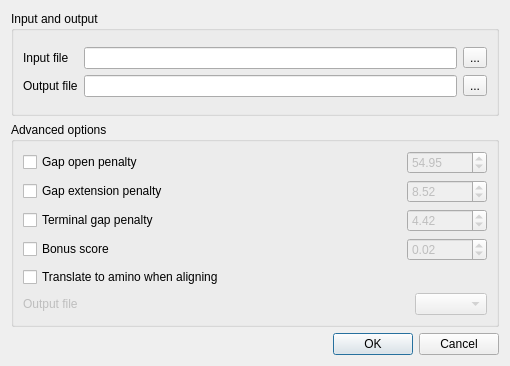
Before: the Qt Designer form src/plugins/external_tool_support/src/kalign/KalignSupportRunDialog.ui in ugeneunipro/ugene, drawn with Qt 5.
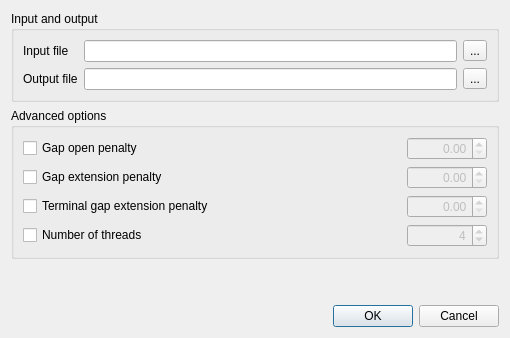
After: the same form once the commit is applied.

Commit message: Rework KalignDialog

```diff
--- a/src/plugins/external_tool_support/src/kalign/KalignSupportRunDialog.ui
+++ b/src/plugins/external_tool_support/src/kalign/KalignSupportRunDialog.ui
@@ -7,7 +7,7 @@
     <x>0</x>
     <y>0</y>
     <width>510</width>
-    <height>366</height>
+    <height>338</height>
    </rect>
   </property>
   <property name="sizePolicy">
@@ -45,8 +45,6 @@
        <property name="title">
         <string>Input and output</string>
        </property>
-       <layout class="QGridLayout" name="gridLayout_3">
-        <item row="0" column="0">
          <layout class="QGridLayout" name="gridLayout_2">
           <item row="0" column="0">
            <widget class="QLabel" name="inputFileLabel">
@@ -83,8 +81,6 @@
            </widget>
           </item>
          </layout>
-        </item>
-       </layout>
       </widget>
      </item>
      <item>
@@ -98,15 +94,9 @@
        <property name="title">
         <string>Advanced options</string>
        </property>
-       <layout class="QGridLayout" name="gridLayout_10">
+       <layout class="QGridLayout" name="gridLayout">
         <item row="0" column="0">
-         <layout class="QGridLayout" name="gridLayout_9">
-          <item row="0" column="0">
-           <layout class="QGridLayout" name="gridLayout_8">
-            <item row="0" column="0">
-             <layout class="QGridLayout" name="gridLayout_6">
-              <item row="0" column="0">
-               <widget class="QCheckBox" name="gapOpenCheckBox">
+         <widget class="QCheckBox" name="gapOpenPenaltyCheckBox">
                 <property name="enabled">
                  <bool>true</bool>
                 </property>
@@ -115,7 +105,7 @@
                 </property>
                </widget>
               </item>
-              <item row="0" column="1">
+        <item row="0" column="1" colspan="3">
                <spacer name="horizontalSpacer_3">
                 <property name="orientation">
                  <enum>Qt::Horizontal</enum>
@@ -128,8 +118,8 @@
                 </property>
                </spacer>
               </item>
-              <item row="0" column="2">
-               <widget class="QDoubleSpinBox" name="gapOpenSpinBox">
+        <item row="0" column="4">
+         <widget class="QDoubleSpinBox" name="gapOpenPenaltySpinBox">
                 <property name="enabled">
                  <bool>false</bool>
                 </property>
@@ -139,19 +129,18 @@
                   <height>0</height>
                  </size>
                 </property>
+          <property name="alignment">
+           <set>Qt::AlignRight|Qt::AlignTrailing|Qt::AlignVCenter</set>
+          </property>
                 <property name="maximum">
                  <double>1000.000000000000000</double>
                 </property>
                 <property name="value">
-                 <double>54.950000000000003</double>
+           <double>0.000000000000000</double>
                 </property>
                </widget>
               </item>
-             </layout>
-            </item>
-            <item row="1" column="0">
-             <layout class="QGridLayout" name="gridLayout_7">
-              <item row="0" column="0">
+        <item row="1" column="0" colspan="2">
                <widget class="QCheckBox" name="gapExtensionPenaltyCheckBox">
                 <property name="enabled">
                  <bool>true</bool>
@@ -161,7 +150,7 @@
                 </property>
                </widget>
               </item>
-              <item row="0" column="1">
+        <item row="1" column="2" colspan="2">
                <spacer name="horizontalSpacer_4">
                 <property name="orientation">
                  <enum>Qt::Horizontal</enum>
@@ -174,7 +163,7 @@
                 </property>
                </spacer>
               </item>
-              <item row="0" column="2">
+        <item row="1" column="4">
                <widget class="QDoubleSpinBox" name="gapExtensionPenaltySpinBox">
                 <property name="enabled">
                  <bool>false</bool>
@@ -185,29 +174,28 @@
                   <height>0</height>
                  </size>
                 </property>
+          <property name="alignment">
+           <set>Qt::AlignRight|Qt::AlignTrailing|Qt::AlignVCenter</set>
+          </property>
                 <property name="maximum">
                  <double>1000.000000000000000</double>
                 </property>
                 <property name="value">
-                 <double>8.520000000000000</double>
+           <double>0.000000000000000</double>
                 </property>
                </widget>
               </item>
-             </layout>
-            </item>
-            <item row="2" column="0">
-             <layout class="QGridLayout" name="gridLayout_5">
-              <item row="0" column="0">
-               <widget class="QCheckBox" name="terminalGapCheckBox">
+        <item row="2" column="0" colspan="3">
+         <widget class="QCheckBox" name="terminalGapExtensionPenaltyCheckBox">
                 <property name="enabled">
                  <bool>true</bool>
                 </property>
                 <property name="text">
-                 <string>Terminal gap penalty</string>
+           <string>Terminal gap extension penalty</string>
                 </property>
                </widget>
               </item>
-              <item row="0" column="1">
+        <item row="2" column="3">
                <spacer name="horizontalSpacer_5">
                 <property name="orientation">
                  <enum>Qt::Horizontal</enum>
@@ -220,8 +208,8 @@
                 </property>
                </spacer>
               </item>
-              <item row="0" column="2">
-               <widget class="QDoubleSpinBox" name="terminalGapSpinBox">
+        <item row="2" column="4">
+         <widget class="QDoubleSpinBox" name="terminalGapExtensionPenaltySpinBox">
                 <property name="enabled">
                  <bool>false</bool>
                 </property>
@@ -231,85 +219,26 @@
                   <height>0</height>
                  </size>
                 </property>
+          <property name="alignment">
+           <set>Qt::AlignRight|Qt::AlignTrailing|Qt::AlignVCenter</set>
+          </property>
                 <property name="maximum">
                  <double>1000.000000000000000</double>
                 </property>
                 <property name="value">
-                 <double>4.420000000000000</double>
-                </property>
-               </widget>
-              </item>
-             </layout>
+           <double>0.000000000000000</double>
+          </property>
+         </widget>
             </item>
             <item row="3" column="0">
-             <layout class="QGridLayout" name="gridLayout">
-              <item row="0" column="0">
-               <widget class="QCheckBox" name="bonusScoreCheckBox">
-                <property name="enabled">
-                 <bool>true</bool>
-                </property>
+         <widget class="QCheckBox" name="threadCountCheckBox">
                 <property name="text">
-                 <string>Bonus score</string>
+           <string>Number of threads</string>
                 </property>
                </widget>
               </item>
-              <item row="0" column="1">
-               <spacer name="horizontalSpacer_6">
-                <property name="orientation">
-                 <enum>Qt::Horizontal</enum>
-                </property>
-                <property name="sizeHint" stdset="0">
-                 <size>
-                  <width>255</width>
-                  <height>17</height>
-                 </size>
-                </property>
-               </spacer>
-              </item>
-              <item row="0" column="2">
-               <widget class="QDoubleSpinBox" name="bonusScoreSpinBox">
-                <property name="enabled">
-                 <bool>false</bool>
-                </property>
-                <property name="minimumSize">
-                 <size>
-                  <width>80</width>
-                  <height>0</height>
-                 </size>
-                </property>
-                <property name="maximum">
-                 <double>1000.000000000000000</double>
-                </property>
-                <property name="value">
-                 <double>0.020000000000000</double>
-                </property>
-               </widget>
-              </item>
-             </layout>
-            </item>
-           </layout>
-          </item>
-          <item row="1" column="0">
-           <widget class="QCheckBox" name="translateCheckBox">
-            <property name="text">
-             <string>Translate to amino when aligning</string>
-            </property>
-           </widget>
-          </item>
-          <item row="2" column="0">
-           <layout class="QGridLayout" name="gridLayout_4">
-            <item row="0" column="0">
-             <widget class="QLabel" name="label">
-              <property name="enabled">
-               <bool>false</bool>
-              </property>
-              <property name="text">
-               <string>Output file</string>
-              </property>
-             </widget>
-            </item>
-            <item row="0" column="1">
-             <spacer name="horizontalSpacer_2">
+        <item row="3" column="1" colspan="3">
+         <spacer name="horizontalSpacer">
               <property name="orientation">
                <enum>Qt::Horizontal</enum>
               </property>
@@ -321,22 +250,43 @@
               </property>
              </spacer>
             </item>
-            <item row="0" column="2">
-             <widget class="QComboBox" name="translationTableBox">
+        <item row="3" column="4">
+         <widget class="QSpinBox" name="threadCountSpinBox">
               <property name="enabled">
                <bool>false</bool>
               </property>
+          <property name="alignment">
+           <set>Qt::AlignRight|Qt::AlignTrailing|Qt::AlignVCenter</set>
+          </property>
+          <property name="minimum">
+           <number>1</number>
+          </property>
+          <property name="maximum">
+           <number>128</number>
+          </property>
+          <property name="value">
+           <number>4</number>
+          </property>
              </widget>
             </item>
            </layout>
-          </item>
-         </layout>
-        </item>
-       </layout>
       </widget>
      </item>
     </layout>
    </item>
+   <item>
+    <spacer name="verticalSpacer">
+     <property name="orientation">
+      <enum>Qt::Vertical</enum>
+     </property>
+     <property name="sizeHint" stdset="0">
+      <size>
+       <width>20</width>
+       <height>40</height>
+      </size>
+     </property>
+    </spacer>
+   </item>
    <item>
     <widget class="QDialogButtonBox" name="buttonBox">
      <property name="standardButtons">
```
Left out of the diff: 106 changed lines with no effect on the pictures. Lines whose indentation alone changed are shown as unchanged. The commit also changes 27 other files.
